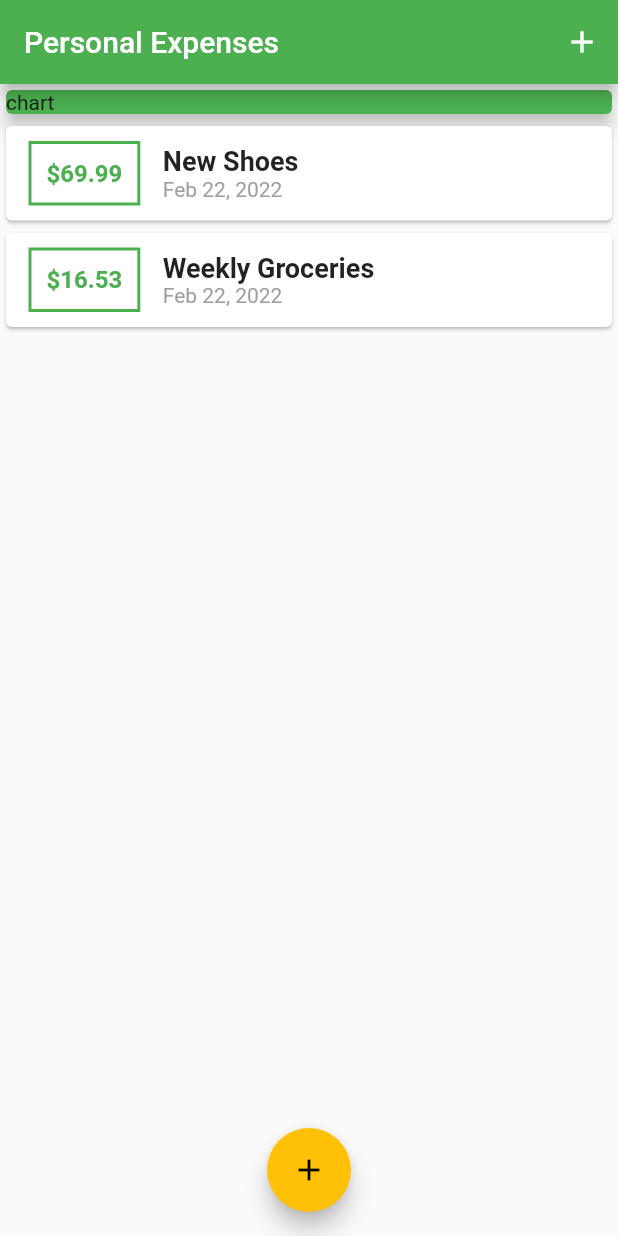
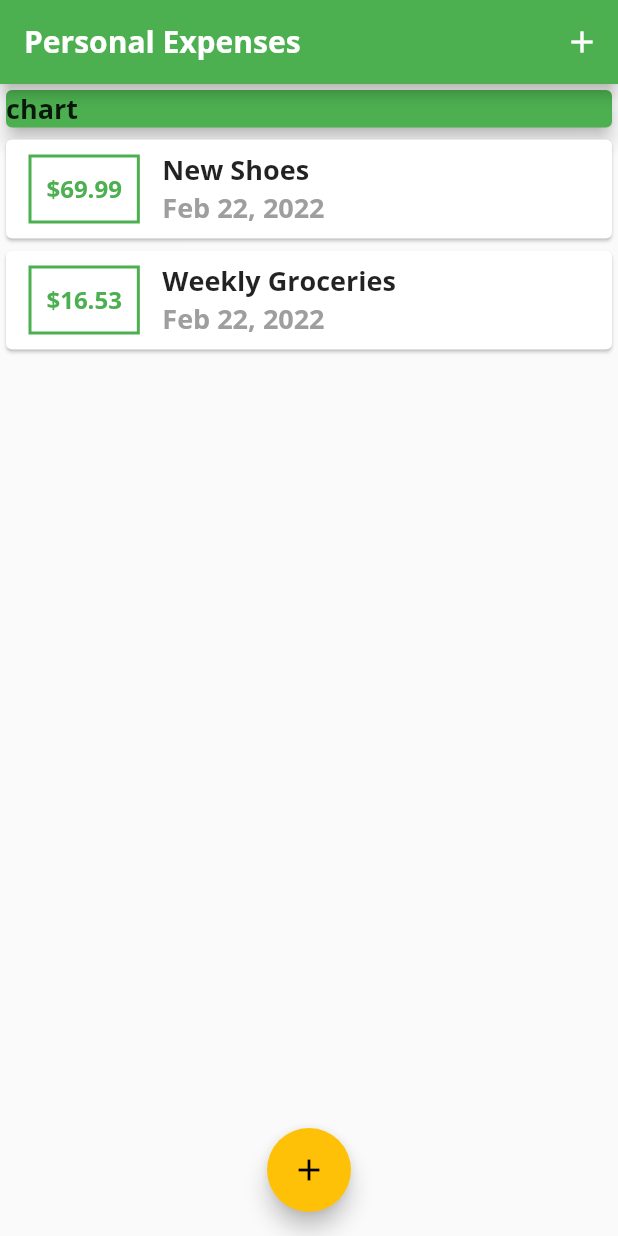
Before and after one commit to lunaticSKE12/flutter-expenses-app, a Flutter app: the screen it shows after launch, on a phone screen of 412 x 824 dp. Run offline on Flutter 3.47's test engine with Material 2 defaults, Android fonts, the phone set to English and light mode, and no system bars.

Commit message:
Custom Fonts & Working with Text Themes

```diff
--- a/lib/main.dart
+++ b/lib/main.dart
@@ -20,6 +20,19 @@ class MyApp extends StatelessWidget {
       theme: ThemeData(
         primarySwatch: Colors.green,
         accentColor: Colors.amber,
+        fontFamily: 'Quicksand',
+        textTheme: TextTheme(
+          bodyText2: TextStyle(
+              fontFamily: 'OpenSans',
+              fontSize: 18,
+              fontWeight: FontWeight.bold),
+        ),
+        appBarTheme: AppBarTheme(
+          titleTextStyle: TextStyle(
+              fontFamily: 'OpenSans',
+              fontSize: 20,
+              fontWeight: FontWeight.bold),
+        ),
       ),
       home: MyHomePage(),
     );
@@ -79,7 +92,9 @@ class _MyHomePageState extends State<MyHomePage> {
   Widget build(BuildContext context) {
     return Scaffold(
       appBar: AppBar(
-        title: Text('Personal Expenses'),
+        title: Text(
+          'Personal Expenses',
+        ),
         actions: [
           IconButton(
               onPressed: () => _startAddNewTransaction(context),
--- a/lib/widgets/transaction_list.dart
+++ b/lib/widgets/transaction_list.dart
@@ -35,7 +35,7 @@ class TransactionList extends StatelessWidget {
                 children: <Widget>[
                   Text(
                     transactions[index].title,
-                    style: TextStyle(fontSize: 18, fontWeight: FontWeight.bold),
+                    style: Theme.of(context).textTheme.bodyText2,
                   ),
                   Text(
                     DateFormat.yMMMd().format(transactions[index].date),
```
Also changed, not shown: pubspec.yaml (+12 -11 lines), assets/fonts/OpenSans-Bold.ttf (added), assets/fonts/OpenSans-Regular.ttf (added), assets/fonts/Quicksand-Bold.ttf (added), assets/fonts/Quicksand-Light.ttf (added), assets/fonts/Quicksand-Medium.ttf (added), assets/fonts/Quicksand-Regular.ttf (added).
